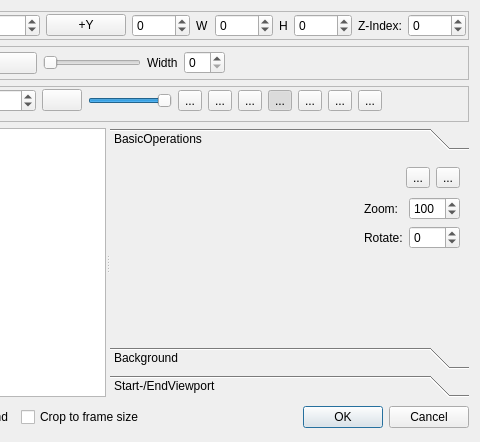
KDE/kdenlive, file src/widgets/titlewidget_ui.ui: the form before one commit; both pictures show x 299 to 779 and y 0 to 442 of the 779 by 442 pixel window.
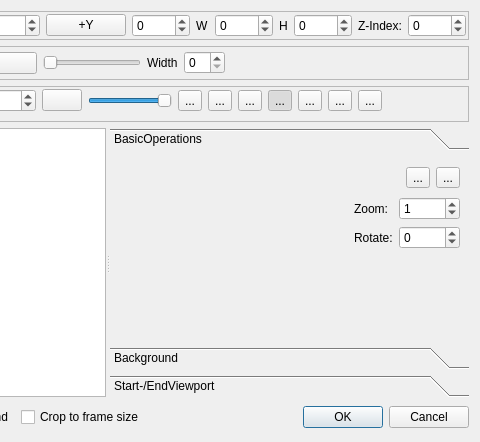
The form after the commit. Custom widgets are drawn as their Qt base class.

Commit message: #845, tooltips and shortcuts added in title widget, width/height of all items is displayed now

The edit to the form file:
```diff
--- a/src/widgets/titlewidget_ui.ui
+++ b/src/widgets/titlewidget_ui.ui
@@ -386,10 +386,10 @@
         <item row="1" column="2">
          <widget class="KIntSpinBox" name="itemzoom">
           <property name="maximum">
-           <number>300</number>
+           <number>10000</number>
           </property>
           <property name="value">
-           <number>100</number>
+           <number>1</number>
           </property>
          </widget>
         </item>
```
The commit also changes 2 other files.
